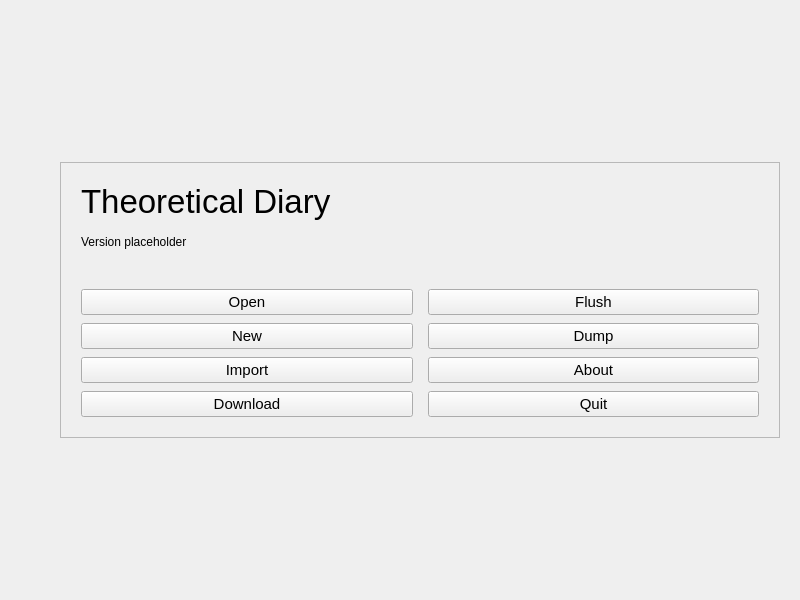
First picture: the form in src/gui/mainmenu.ui, repository someretical/TheoreticalDiary, before the edit.
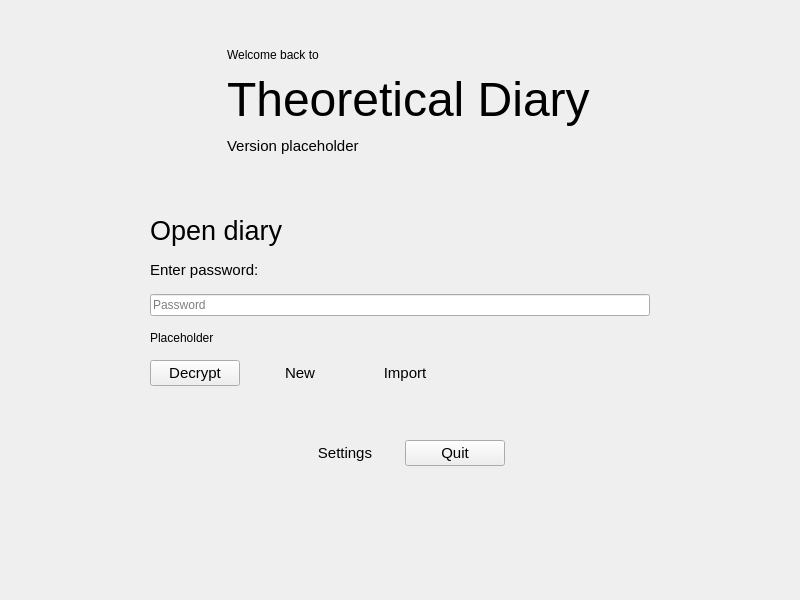
Second picture: the form after the edit. Icons and pictures are not drawn. Custom widgets are drawn as their Qt base class.

```diff
--- a/src/gui/mainmenu.ui
+++ b/src/gui/mainmenu.ui
@@ -11,7 +11,7 @@
    </rect>
   </property>
   <property name="sizePolicy">
-   <sizepolicy hsizetype="Fixed" vsizetype="Fixed">
+   <sizepolicy hsizetype="Expanding" vsizetype="Expanding">
     <horstretch>0</horstretch>
     <verstretch>0</verstretch>
    </sizepolicy>
@@ -19,51 +19,42 @@
   <property name="windowTitle">
    <string>Form</string>
   </property>
-  <layout class="QGridLayout" name="gridLayout_2">
+  <layout class="QGridLayout" name="gridLayout_5">
    <property name="leftMargin">
-    <number>20</number>
+    <number>30</number>
    </property>
    <property name="topMargin">
-    <number>20</number>
+    <number>30</number>
    </property>
    <property name="rightMargin">
-    <number>20</number>
+    <number>30</number>
    </property>
    <property name="bottomMargin">
-    <number>20</number>
+    <number>30</number>
    </property>
-   <property name="horizontalSpacing">
-    <number>20</number>
-   </property>
-   <property name="verticalSpacing">
+   <property name="spacing">
     <number>0</number>
    </property>
-   <item row="1" column="1">
-    <widget class="QFrame" name="frame">
+   <item row="0" column="0" alignment="Qt::AlignHCenter|Qt::AlignBottom">
+    <widget class="QFrame" name="frame1">
      <property name="sizePolicy">
       <sizepolicy hsizetype="Expanding" vsizetype="Expanding">
        <horstretch>0</horstretch>
        <verstretch>0</verstretch>
       </sizepolicy>
      </property>
-     <property name="frameShape">
-      <enum>QFrame::StyledPanel</enum>
-     </property>
-     <property name="frameShadow">
-      <enum>QFrame::Raised</enum>
-     </property>
-     <layout class="QGridLayout" name="gridLayout_3">
+     <layout class="QGridLayout" name="gridLayout_2">
       <property name="leftMargin">
-       <number>20</number>
+       <number>15</number>
       </property>
       <property name="topMargin">
-       <number>20</number>
+       <number>15</number>
       </property>
       <property name="rightMargin">
-       <number>20</number>
+       <number>15</number>
       </property>
       <property name="bottomMargin">
-       <number>20</number>
+       <number>15</number>
       </property>
       <property name="horizontalSpacing">
        <number>10</number>
@@ -71,63 +62,272 @@
       <property name="verticalSpacing">
        <number>0</number>
       </property>
-      <item row="2" column="0">
-       <spacer name="verticalSpacer_3">
-        <property name="orientation">
-         <enum>Qt::Vertical</enum>
-        </property>
-        <property name="sizeType">
-         <enum>QSizePolicy::Minimum</enum>
-        </property>
-        <property name="sizeHint" stdset="0">
-         <size>
-          <width>20</width>
-          <height>40</height>
-         </size>
-        </property>
-       </spacer>
-      </item>
       <item row="0" column="0">
-       <spacer name="verticalSpacer_4">
-        <property name="orientation">
-         <enum>Qt::Vertical</enum>
+       <widget class="QLabel" name="label">
+        <property name="sizePolicy">
+         <sizepolicy hsizetype="Expanding" vsizetype="Expanding">
+          <horstretch>0</horstretch>
+          <verstretch>0</verstretch>
+         </sizepolicy>
         </property>
-        <property name="sizeHint" stdset="0">
+        <property name="minimumSize">
          <size>
-          <width>20</width>
+          <width>0</width>
           <height>0</height>
          </size>
         </property>
-       </spacer>
+        <property name="maximumSize">
+         <size>
+          <width>200</width>
+          <height>200</height>
+         </size>
+        </property>
+        <property name="sizeIncrement">
+         <size>
+          <width>1</width>
+          <height>1</height>
+         </size>
+        </property>
+        <property name="text">
+         <string/>
+        </property>
+        <property name="pixmap">
+         <pixmap resource="../../images/images.qrc">:/linux_icons/hicolor/scalable/apps/theoreticaldiary.svg</pixmap>
+        </property>
+        <property name="scaledContents">
+         <bool>true</bool>
+        </property>
+       </widget>
       </item>
-      <item row="3" column="0">
-       <layout class="QGridLayout" name="gridLayout">
+      <item row="0" column="1">
+       <layout class="QGridLayout" name="gridLayout_4">
         <property name="horizontalSpacing">
-         <number>15</number>
+         <number>0</number>
         </property>
         <property name="verticalSpacing">
-         <number>8</number>
+         <number>10</number>
         </property>
-        <item row="3" column="0">
-         <widget class="QPushButton" name="download_button">
+        <item row="4" column="0">
+         <spacer name="verticalSpacer_2">
+          <property name="orientation">
+           <enum>Qt::Vertical</enum>
+          </property>
+          <property name="sizeType">
+           <enum>QSizePolicy::Expanding</enum>
+          </property>
+          <property name="sizeHint" stdset="0">
+           <size>
+            <width>20</width>
+            <height>0</height>
+           </size>
+          </property>
+         </spacer>
+        </item>
+        <item row="2" column="0" alignment="Qt::AlignLeft|Qt::AlignVCenter">
+         <widget class="QLabel" name="label_2">
           <property name="font">
            <font>
+            <pointsize>36</pointsize>
+           </font>
+          </property>
+          <property name="text">
+           <string>Theoretical Diary</string>
+          </property>
+         </widget>
+        </item>
+        <item row="3" column="0" alignment="Qt::AlignLeft|Qt::AlignVCenter">
+         <widget class="QLabel" name="version">
+          <property name="font">
+           <font>
             <pointsize>11</pointsize>
            </font>
           </property>
-          <property name="cursor">
-           <cursorShape>PointingHandCursor</cursorShape>
+          <property name="text">
+           <string>Version placeholder</string>
           </property>
-          <property name="toolTip">
-           <string>Download the diary from Google Drive.</string>
+         </widget>
+        </item>
+        <item row="0" column="0">
+         <spacer name="verticalSpacer">
+          <property name="orientation">
+           <enum>Qt::Vertical</enum>
           </property>
+          <property name="sizeType">
+           <enum>QSizePolicy::Expanding</enum>
+          </property>
+          <property name="sizeHint" stdset="0">
+           <size>
+            <width>20</width>
+            <height>0</height>
+           </size>
+          </property>
+         </spacer>
+        </item>
+        <item row="1" column="0">
+         <widget class="QLabel" name="label_5">
           <property name="text">
-           <string>Download</string>
+           <string>Welcome back to</string>
           </property>
          </widget>
         </item>
-        <item row="3" column="1">
-         <widget class="QPushButton" name="quit_button">
+       </layout>
+      </item>
+     </layout>
+    </widget>
+   </item>
+   <item row="1" column="0">
+    <spacer name="verticalSpacer_3">
+     <property name="orientation">
+      <enum>Qt::Vertical</enum>
+     </property>
+     <property name="sizeType">
+      <enum>QSizePolicy::Fixed</enum>
+     </property>
+     <property name="sizeHint" stdset="0">
+      <size>
+       <width>20</width>
+       <height>30</height>
+      </size>
+     </property>
+    </spacer>
+   </item>
+   <item row="4" column="0" alignment="Qt::AlignHCenter|Qt::AlignTop">
+    <widget class="QFrame" name="frame3">
+     <property name="sizePolicy">
+      <sizepolicy hsizetype="Expanding" vsizetype="Expanding">
+       <horstretch>0</horstretch>
+       <verstretch>0</verstretch>
+      </sizepolicy>
+     </property>
+     <layout class="QGridLayout" name="gridLayout_11">
+      <property name="spacing">
+       <number>10</number>
+      </property>
+      <item row="0" column="2" alignment="Qt::AlignRight">
+       <widget class="QPushButton" name="options_button">
+        <property name="minimumSize">
+         <size>
+          <width>100</width>
+          <height>0</height>
+         </size>
+        </property>
+        <property name="font">
+         <font>
+          <pointsize>11</pointsize>
+         </font>
+        </property>
+        <property name="cursor">
+         <cursorShape>PointingHandCursor</cursorShape>
+        </property>
+        <property name="toolTip">
+         <string>Open the settings menu.</string>
+        </property>
+        <property name="text">
+         <string>Settings</string>
+        </property>
+        <property name="flat">
+         <bool>true</bool>
+        </property>
+       </widget>
+      </item>
+      <item row="0" column="3" alignment="Qt::AlignLeft">
+       <widget class="QPushButton" name="quit_button">
+        <property name="minimumSize">
+         <size>
+          <width>100</width>
+          <height>0</height>
+         </size>
+        </property>
+        <property name="font">
+         <font>
+          <pointsize>11</pointsize>
+         </font>
+        </property>
+        <property name="cursor">
+         <cursorShape>PointingHandCursor</cursorShape>
+        </property>
+        <property name="toolTip">
+         <string>Exit the application.</string>
+        </property>
+        <property name="text">
+         <string>Quit</string>
+        </property>
+       </widget>
+      </item>
+     </layout>
+    </widget>
+   </item>
+   <item row="2" column="0" alignment="Qt::AlignHCenter|Qt::AlignVCenter">
+    <widget class="QFrame" name="frame2">
+     <property name="sizePolicy">
+      <sizepolicy hsizetype="Expanding" vsizetype="Expanding">
+       <horstretch>0</horstretch>
+       <verstretch>0</verstretch>
+      </sizepolicy>
+     </property>
+     <layout class="QGridLayout" name="gridLayout_6">
+      <property name="leftMargin">
+       <number>15</number>
+      </property>
+      <property name="topMargin">
+       <number>15</number>
+      </property>
+      <property name="rightMargin">
+       <number>15</number>
+      </property>
+      <property name="bottomMargin">
+       <number>15</number>
+      </property>
+      <property name="verticalSpacing">
+       <number>15</number>
+      </property>
+      <item row="2" column="0">
+       <widget class="PasswordLineEdit" name="password_box">
+        <property name="minimumSize">
+         <size>
+          <width>500</width>
+          <height>0</height>
+         </size>
+        </property>
+        <property name="maxLength">
+         <number>256</number>
+        </property>
+        <property name="echoMode">
+         <enum>QLineEdit::Password</enum>
+        </property>
+        <property name="placeholderText">
+         <string>Password</string>
+        </property>
+       </widget>
+      </item>
+      <item row="0" column="0">
+       <widget class="QLabel" name="label_3">
+        <property name="font">
+         <font>
+          <pointsize>20</pointsize>
+         </font>
+        </property>
+        <property name="text">
+         <string>Open diary</string>
+        </property>
+       </widget>
+      </item>
+      <item row="4" column="0">
+       <layout class="QGridLayout" name="gridLayout_3">
+        <property name="topMargin">
+         <number>0</number>
+        </property>
+        <property name="spacing">
+         <number>15</number>
+        </property>
+        <item row="0" column="0">
+         <widget class="QPushButton" name="decrypt_button">
+          <property name="minimumSize">
+           <size>
+            <width>90</width>
+            <height>0</height>
+           </size>
+          </property>
           <property name="font">
            <font>
             <pointsize>11</pointsize>
@@ -140,12 +340,18 @@
            <string>Exit the application.</string>
           </property>
           <property name="text">
-           <string>Quit</string>
+           <string>Decrypt</string>
           </property>
          </widget>
         </item>
-        <item row="2" column="0">
+        <item row="0" column="2">
          <widget class="QPushButton" name="import_button">
+          <property name="minimumSize">
+           <size>
+            <width>90</width>
+            <height>0</height>
+           </size>
+          </property>
           <property name="font">
            <font>
             <pointsize>11</pointsize>
@@ -160,64 +366,19 @@
           <property name="text">
            <string>Import</string>
           </property>
-         </widget>
-        </item>
-        <item row="1" column="1">
-         <widget class="QPushButton" name="dump_button">
-          <property name="font">
-           <font>
-            <pointsize>11</pointsize>
-           </font>
-          </property>
-          <property name="cursor">
-           <cursorShape>PointingHandCursor</cursorShape>
-          </property>
-          <property name="toolTip">
-           <string>Download all app files from Google Drive.</string>
-          </property>
-          <property name="text">
-           <string>Dump</string>
-          </property>
-         </widget>
-        </item>
-        <item row="2" column="1">
-         <widget class="QPushButton" name="about_button">
-          <property name="font">
-           <font>
-            <pointsize>11</pointsize>
-           </font>
-          </property>
-          <property name="cursor">
-           <cursorShape>PointingHandCursor</cursorShape>
-          </property>
-          <property name="toolTip">
-           <string>About Theoretical Diary.</string>
-          </property>
-          <property name="text">
-           <string>About</string>
+          <property name="flat">
+           <bool>true</bool>
           </property>
          </widget>
         </item>
         <item row="0" column="1">
-         <widget class="QPushButton" name="flush_button">
-          <property name="font">
-           <font>
-            <pointsize>11</pointsize>
-           </font>
-          </property>
-          <property name="cursor">
-           <cursorShape>PointingHandCursor</cursorShape>
-          </property>
-          <property name="toolTip">
-           <string>Delete the Google OAuth2 credentials.</string>
-          </property>
-          <property name="text">
-           <string>Flush</string>
-          </property>
-         </widget>
-        </item>
-        <item row="1" column="0">
          <widget class="QPushButton" name="new_button">
+          <property name="minimumSize">
+           <size>
+            <width>90</width>
+            <height>0</height>
+           </size>
+          </property>
           <property name="font">
            <font>
             <pointsize>11</pointsize>
@@ -232,150 +393,78 @@
           <property name="text">
            <string>New</string>
           </property>
+          <property name="flat">
+           <bool>true</bool>
+          </property>
          </widget>
         </item>
-        <item row="0" column="0">
-         <widget class="QPushButton" name="open_button">
-          <property name="font">
-           <font>
-            <pointsize>11</pointsize>
-           </font>
+        <item row="0" column="3">
+         <spacer name="horizontalSpacer_7">
+          <property name="orientation">
+           <enum>Qt::Horizontal</enum>
           </property>
-          <property name="cursor">
-           <cursorShape>PointingHandCursor</cursorShape>
+          <property name="sizeHint" stdset="0">
+           <size>
+            <width>40</width>
+            <height>20</height>
+           </size>
           </property>
-          <property name="toolTip">
-           <string>Open the local diary.</string>
-          </property>
-          <property name="text">
-           <string>Open</string>
-          </property>
-         </widget>
+         </spacer>
         </item>
        </layout>
       </item>
+      <item row="3" column="0">
+       <widget class="QLabel" name="alert_text">
+        <property name="font">
+         <font>
+          <pointsize>9</pointsize>
+         </font>
+        </property>
+        <property name="text">
+         <string>Placeholder</string>
+        </property>
+       </widget>
+      </item>
       <item row="1" column="0">
-       <layout class="QGridLayout" name="gridLayout_4">
-        <property name="verticalSpacing">
-         <number>15</number>
+       <widget class="QLabel" name="label_4">
+        <property name="font">
+         <font>
+          <pointsize>11</pointsize>
+         </font>
         </property>
-        <item row="0" column="0">
-         <widget class="QLabel" name="label_2">
-          <property name="font">
-           <font>
-            <pointsize>25</pointsize>
-           </font>
-          </property>
-          <property name="text">
-           <string>Theoretical Diary</string>
-          </property>
-         </widget>
-        </item>
-        <item row="1" column="0">
-         <widget class="QLabel" name="version">
-          <property name="font">
-           <font>
-            <pointsize>9</pointsize>
-           </font>
-          </property>
-          <property name="text">
-           <string>Version placeholder</string>
-          </property>
-         </widget>
-        </item>
-       </layout>
-      </item>
-      <item row="4" column="0">
-       <spacer name="verticalSpacer_5">
-        <property name="orientation">
-         <enum>Qt::Vertical</enum>
+        <property name="text">
+         <string>Enter password:</string>
         </property>
-        <property name="sizeHint" stdset="0">
-         <size>
-          <width>20</width>
-          <height>0</height>
-         </size>
-        </property>
-       </spacer>
+       </widget>
       </item>
      </layout>
     </widget>
    </item>
-   <item row="2" column="0">
-    <spacer name="verticalSpacer">
+   <item row="3" column="0">
+    <spacer name="verticalSpacer_4">
      <property name="orientation">
       <enum>Qt::Vertical</enum>
      </property>
      <property name="sizeType">
-      <enum>QSizePolicy::Expanding</enum>
+      <enum>QSizePolicy::Fixed</enum>
      </property>
      <property name="sizeHint" stdset="0">
       <size>
        <width>20</width>
-       <height>40</height>
-      </size>
-     </property>
-    </spacer>
-   </item>
-   <item row="1" column="0">
-    <widget class="QLabel" name="label">
-     <property name="sizePolicy">
-      <sizepolicy hsizetype="Fixed" vsizetype="Fixed">
-       <horstretch>0</horstretch>
-       <verstretch>0</verstretch>
-      </sizepolicy>
-     </property>
-     <property name="minimumSize">
-      <size>
-       <width>0</width>
-       <height>0</height>
-      </size>
-     </property>
-     <property name="maximumSize">
-      <size>
-       <width>380</width>
-       <height>380</height>
-      </size>
-     </property>
-     <property name="text">
-      <string/>
-     </property>
-     <property name="pixmap">
-      <pixmap resource="../../images/images.qrc">:/linux_icons/hicolor/scalable/apps/theoreticaldiary.svg</pixmap>
-     </property>
-     <property name="scaledContents">
-      <bool>true</bool>
-     </property>
-    </widget>
-   </item>
-   <item row="0" column="0">
-    <spacer name="verticalSpacer_2">
-     <property name="orientation">
-      <enum>Qt::Vertical</enum>
-     </property>
-     <property name="sizeType">
-      <enum>QSizePolicy::Expanding</enum>
-     </property>
-     <property name="sizeHint" stdset="0">
-      <size>
-       <width>20</width>
-       <height>40</height>
+       <height>30</height>
       </size>
      </property>
     </spacer>
    </item>
   </layout>
  </widget>
- <tabstops>
-  <tabstop>open_button</tabstop>
-  <tabstop>new_button</tabstop>
-  <tabstop>import_button</tabstop>
-  <tabstop>download_button</tabstop>
-  <tabstop>flush_button</tabstop>
-  <tabstop>dump_button</tabstop>
-  <tabstop>about_button</tabstop>
-  <tabstop>quit_button</tabstop>
- </tabstops>
+ <customwidgets>
+  <customwidget>
+   <class>PasswordLineEdit</class>
+   <extends>QLineEdit</extends>
+   <header location="global">src/util/passwordlineedit.h</header>
+  </customwidget>
+ </customwidgets>
  <resources>
   <include location="../../images/images.qrc"/>
  </resources>
```
Left out of the diff: 2 changed lines with no effect on the pictures.
